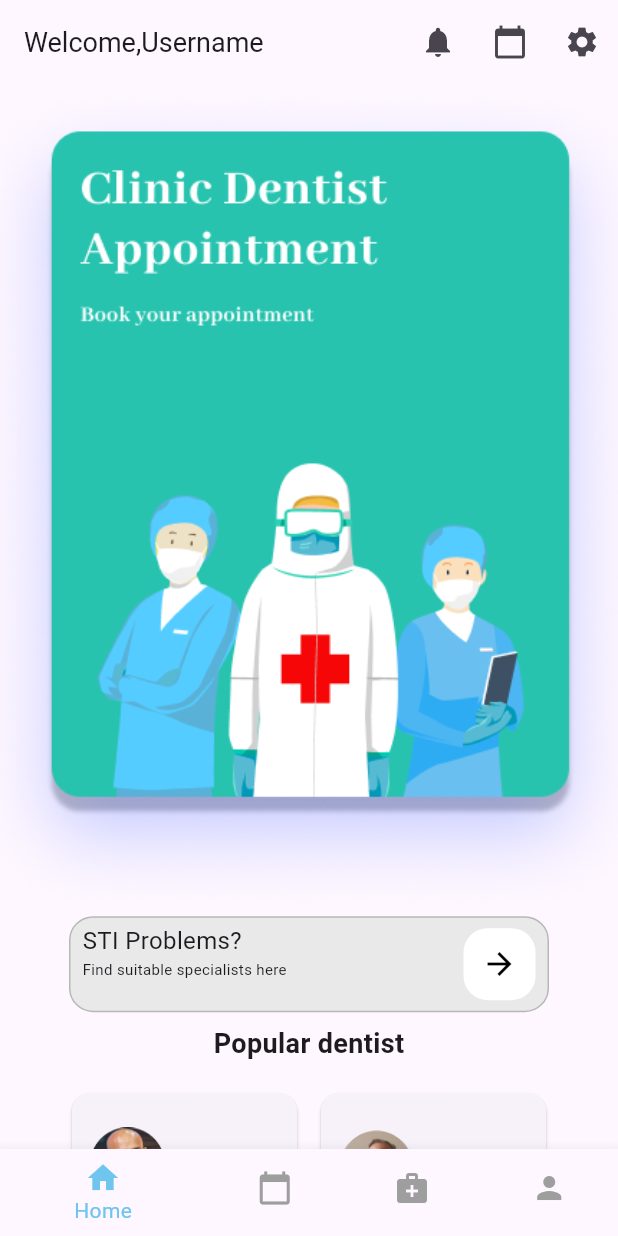
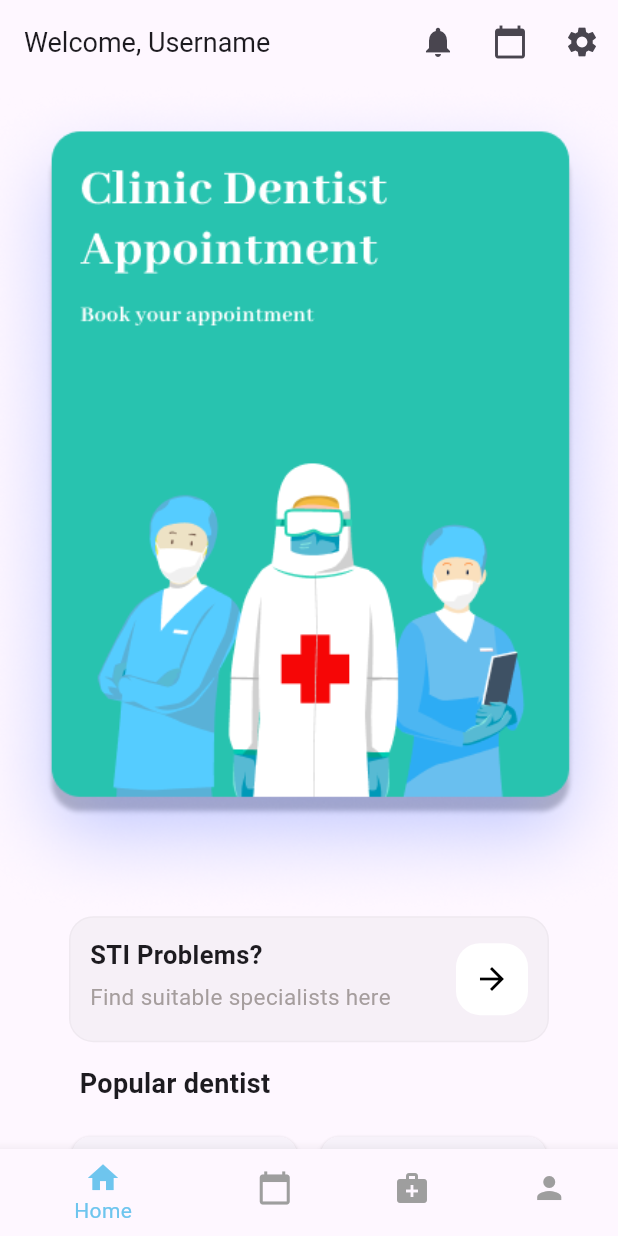
Before and after one commit to 6531503042/Deap-Mobile-Application, a Flutter app: the screen it shows after launch, on a phone screen of 412 x 824 dp. Run offline on Flutter 3.47's test engine with Material 3 defaults, Android fonts, the phone set to English and light mode, and no system bars; our stand-ins replace font_awesome_flutter, image_picker; missing offline and left inert: dart:ffi.

Commit message:
frank
add star.png and edit home page

```diff
--- a/lib/screens/home_page.dart
+++ b/lib/screens/home_page.dart
@@ -1,3 +1,5 @@
+import 'dart:ffi';
+
 import 'package:flutter/material.dart';
 import 'package:dentist_appointment/screens/AppointmentTab.dart';
 import 'package:dentist_appointment/screens/DoctorTab.dart';
@@ -38,7 +40,7 @@ class _HomePageState extends State<HomePage> {
       appBar: _showHeader
           ? AppBar(
               title: Text(
-                'Welcome,Username',
+                'Welcome, Username', // Must be user model not set name to display
                 style: TextStyle(fontSize: 18),
               ),
               actions: <Widget>[
@@ -107,13 +109,17 @@ class HomeTab extends StatelessWidget {
           children: <Widget>[
             Container(
               width: 320, // Set the width here
-              height: 64,
+              height: 84,
+              padding: EdgeInsets.all(13),
               decoration: BoxDecoration(
-                color: Color.fromARGB(255, 234, 233, 233),
-                border: Border.all(color: Color.fromARGB(255, 183, 183, 183)),
+                color: Color.fromRGBO(100, 100, 100,
+                    0.05), // Adjust the opacity here (0.5 for 50% opacity)
+                border: Border.all(
+                    color: Color.fromRGBO(100, 100, 100,
+                        0.05)), // Adjust the border color opacity
                 borderRadius: BorderRadius.circular(16),
               ),
-              padding: EdgeInsets.symmetric(horizontal: 8, vertical: 4),
+
               child: Row(
                 mainAxisAlignment: MainAxisAlignment.spaceBetween,
                 children: [
@@ -122,11 +128,15 @@ class HomeTab extends StatelessWidget {
                     children: [
                       Text(
                         'STI Problems?',
-                        style: TextStyle(fontSize: 16),
+                        style: TextStyle(
+                            fontSize: 17, fontWeight: FontWeight.bold),
                       ),
+                      SizedBox(height: 5),
                       Text(
                         'Find suitable specialists here',
-                        style: TextStyle(fontSize: 10),
+                        style: TextStyle(
+                            fontSize: 15,
+                            color: Color.fromRGBO(165, 157, 157, 1)),
                       ),
                     ],
                   ),
@@ -147,19 +157,29 @@ class HomeTab extends StatelessWidget {
             ),
           ],
         ),
-        SizedBox(height: 8),
-        Text(
-          'Popular dentist',
-          style: TextStyle(fontSize: 18, fontWeight: FontWeight.bold),
+        SizedBox(height: 15),
+        Row(
+          children: [
+            Padding(
+              padding: const EdgeInsets.only(left: 53.0),
+              child: Text(
+                'Popular dentist',
+                style: TextStyle(fontSize: 18, fontWeight: FontWeight.w700),
+              ),
+            ),
+          ],
         ),
-        SizedBox(height: 16),
+        SizedBox(height: 18),
         Wrap(
           spacing: 8,
           runSpacing: 8,
           children: <Widget>[
-            _buildDoctorCard('Dr. Praa', 4.5, 'assets/doctor1.png'),
-            _buildDoctorCard('Dr. Bellamy R', 4.5,'assets/doctor8.png'),
-            _buildDoctorCard('Dr. Klimisch J', 4.5,'assets/doctor3.png'),
+            _buildDoctorCard(
+                'Dr. Praa', 4.5, 'assets/doctor1.png', 'assets/star.png'),
+            _buildDoctorCard(
+                'Dr. Bellamy R', 4.5, 'assets/doctor8.png', 'assets/star.png'),
+            _buildDoctorCard(
+                'Dr. Klimisch J', 4.5, 'assets/doctor3.png', 'assets/star.png'),
           ],
         ),
       ],
@@ -167,46 +187,61 @@ class HomeTab extends StatelessWidget {
   }
 }
 
-Widget _buildDoctorCard(String name, double rating, String imagePath) {
+Widget _buildDoctorCard(
+    String name, double rating, String imagePath, String imagePath2) {
   return Card(
+    elevation: 2, // Add elevation for a shadow effect
     child: InkWell(
-      splashColor: Colors.blue.withAlpha(30),
+      splashColor: Colors.green.shade200.withAlpha(30),
       onTap: () {
         // Add functionality for viewing doctor's profile
       },
       child: Container(
         width: 150,
         height: 150,
-        padding: EdgeInsets.all(8),
+        padding: EdgeInsets.all(13),
         child: Column(
-          mainAxisAlignment: MainAxisAlignment.spaceEvenly,
-          crossAxisAlignment: CrossAxisAlignment.start,
+          crossAxisAlignment: CrossAxisAlignment.center,
           children: <Widget>[
-            // Use a ListView.builder to cycle through images
-            Expanded(
-              child: ListView.builder(
-                scrollDirection: Axis.horizontal,
-                itemCount: 1, // Assuming 3 images for each doctor
-                itemBuilder: (context, index) {
-                  return Padding(
-                    padding: const EdgeInsets.symmetric(horizontal: 4.0),
-                    child: Image.asset(
-                      imagePath, // Use the provided imagePath
-                      width: 50,
-                      height: 50,
-                    ),
-                  );
-                },
+            // Image
+            Padding(
+              padding: const EdgeInsets.only(bottom: 10.0),
+              child: Image.asset(
+                imagePath, // Use the provided imagePath
+                width: 50,
+                height: 50,
               ),
             ),
-            SizedBox(height: 8),
+
+            // Doctor's name
             Text(
               name,
-              style: TextStyle(fontSize: 16, fontWeight: FontWeight.bold),
+              style: TextStyle(
+                fontSize: 16,
+                fontWeight: FontWeight.w500,
+              ),
             ),
-            Text(
-              '${rating.toStringAsFixed(1)} (135 reviews)',
-              style: TextStyle(fontSize: 14),
+            SizedBox(height: 10),
+            // Star rating sentence
+            RichText(
+              text: TextSpan(
+                children: [
+                  WidgetSpan(
+                    child: Image.asset(
+                      imagePath2, // Use the provided imagePath2 for the star image
+                      width: 16,
+                      height: 16,
+                    ),
+                  ),
+                  TextSpan(
+                    text: '${rating.toStringAsFixed(1)} (135 reviews)',
+                    style: TextStyle(
+                        fontSize: 14,
+                        fontWeight: FontWeight.w400,
+                        color: Color.fromARGB(255, 143, 139, 139)),
+                  ),
+                ],
+              ),
             ),
           ],
         ),
```
Also changed, not shown: assets/star.png (added).
